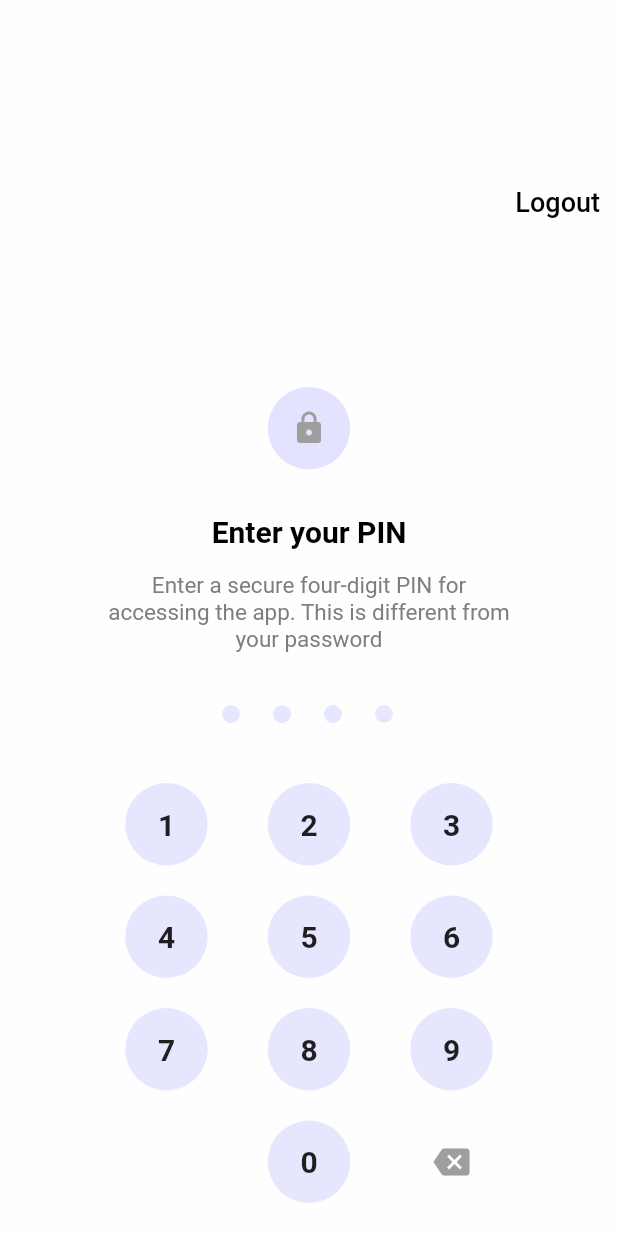
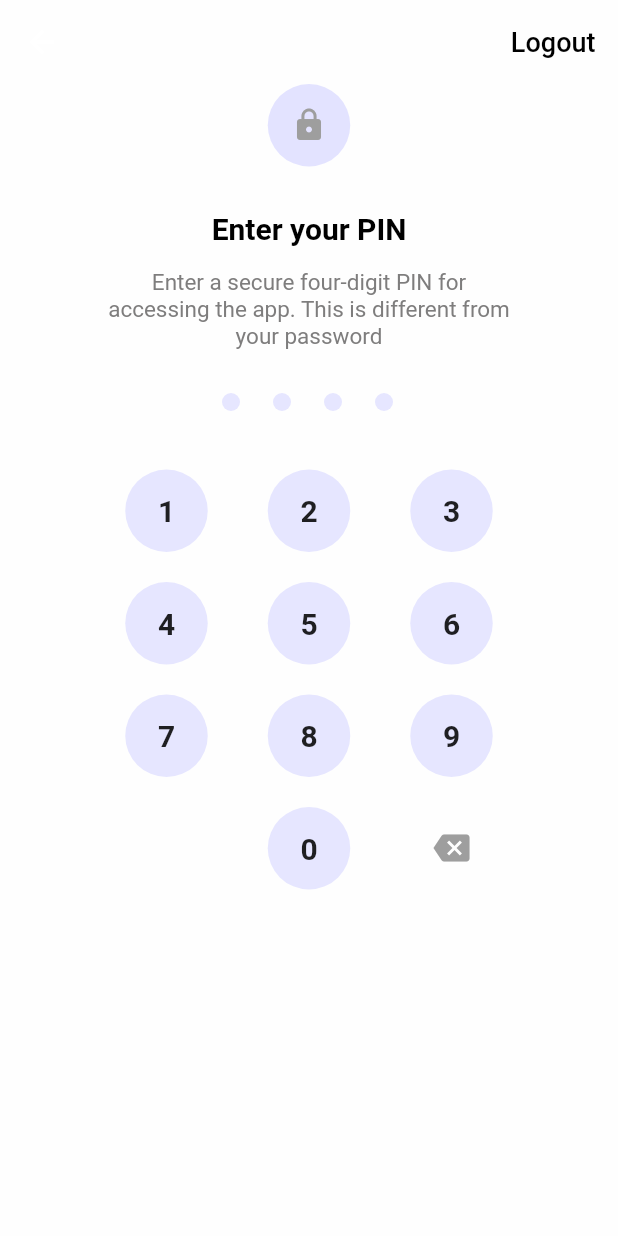
Before and after one commit to TonyoGodson/MyPaydayApp, a Flutter app: the PinScreen screen opened directly, on a phone screen of 412 x 824 dp. Run offline on Flutter 3.47's test engine with Material 2 defaults, Android fonts, the phone set to English and light mode, and no system bars.

Commit message:
pinscreen widgets layout adjusted

```diff
--- a/lib/app_screens/pin_screen.dart
+++ b/lib/app_screens/pin_screen.dart
@@ -6,30 +6,35 @@ class PinScreen extends StatelessWidget {
   @override
   Widget build(BuildContext context) {
     return Scaffold(
+      appBar: AppBar(actions: const [Align(
+          alignment: Alignment.centerLeft,
+          child: Padding(
+            padding: EdgeInsets.only(right: 15),
+              child: PinpadLogoutText()))],
+          backgroundColor: Colors.white70,
+        elevation: 0,
+      ),
         body: Center(
             child: Container(
-                padding: EdgeInsets.all(12.0),
+                padding: const EdgeInsets.fromLTRB(12.0, 0.0, 12.0, 12.0),
                 alignment: Alignment.center,
                 color: Colors.white70,
                 child: Column(children: [
-                Expanded(child: Align(
-                    alignment: Alignment.centerRight,
-                    child: PinpadLogoutText(),)),
                   Stack(
                     children: [
                       Container(
                         width: 55,
                         height: 55,
-                        margin: EdgeInsets.only(left: 20.0, top: 0.0, right: 20.0, bottom: 10.0),
+                        margin: const EdgeInsets.only(left: 20.0, top: 0.0, right: 20.0, bottom: 10.0),
                         decoration: BoxDecoration(
                           shape: BoxShape.circle,
-                          color: Color(0xffE3E3FF),
+                          color: const Color(0xffE3E3FF),
                           border: Border.all(
                             color: Colors.transparent,
                             width: 2.0,
                           ),
                         ),
-                        child: Align(
+                        child: const Align(
                             alignment: Alignment.center,
                             child: Icon(
                               Icons.lock,
--- a/lib/widgets/Texts.dart
+++ b/lib/widgets/Texts.dart
@@ -446,11 +446,11 @@ class RememberPasswordText extends StatelessWidget{
     return Align(
         alignment: Alignment.topLeft,
         child: Container(
-            margin: EdgeInsets.only(top: 7.0),
+            margin: const EdgeInsets.only(top: 7.0),
             child: Column(children: [
               Row(
                   children: [
-                    Text(
+                    const Text(
                       "Remember password? ",
                       style: TextStyle(
                         fontWeight: FontWeight.w400,
@@ -470,7 +470,7 @@ class RememberPasswordText extends StatelessWidget{
               },
               child:
 
-              Text("Back to Login",
+              const Text("Back to Login",
                       style: TextStyle(
                         fontWeight: FontWeight.w400,
                         fontSize: 15.0,
@@ -487,7 +487,7 @@ class RememberPasswordText extends StatelessWidget{
 class EnterASecurePin extends StatelessWidget{
   @override
   Widget build(BuildContext context) {
-    return Center(
+    return const Center(
            child: Column(children: [Padding( padding: EdgeInsets.only(top: 20.0),
                      child: Text(
                       "Enter your PIN",
@@ -512,9 +512,11 @@ class EnterASecurePin extends StatelessWidget{
 }
 
 class PinpadLogoutText extends StatelessWidget{
+  const PinpadLogoutText({super.key});
+
   @override
   Widget build(BuildContext context) {
-    return Text("Logout",
+    return const Text("Logout",
       textAlign: TextAlign.end,
       style: TextStyle(color: Colors.black, fontSize: 18.0, fontWeight: FontWeight.w500),);
   }
--- a/lib/widgets/buttons.dart
+++ b/lib/widgets/buttons.dart
@@ -239,14 +239,18 @@ class  _PinPadState extends State< PinpPad> {
   Widget build(BuildContext context) {
     return Container(child:
       Column(children: [
-        Row(mainAxisAlignment: MainAxisAlignment.center,
+        Container(
+          width: MediaQuery.of(context).size.width * .6,
+          height: 70,
+          padding: EdgeInsets.zero,
+          child: Row(mainAxisAlignment: MainAxisAlignment.center,
             children: [
               Stack(
                 children: [
                   Container(
-                  width: 12,
-                  height: 12,
-                  margin: const EdgeInsets.only(left: 10.0, top: 35.0, right: 12.0, bottom: 30.0),
+                    width: value.isNotEmpty ? 20 : 12,
+                    height: value.isNotEmpty ? 20: 12,
+                    margin: const EdgeInsets.only(left: 10.0, top: 0.0, right: 12.0, bottom: 0.0),
                     decoration: BoxDecoration(
                       shape: BoxShape.circle,
                       color:  value.isNotEmpty ? Colors.green : const Color(0xE5E3E3FF),
@@ -261,9 +265,9 @@ class  _PinPadState extends State< PinpPad> {
               Stack(
                 children: [
                   Container(
-                  width: 12,
-                  height: 12,
-                  margin: const EdgeInsets.only(left: 10.0, top: 35.0, right: 12.0, bottom: 30.0),
+                    width: value.length > 1 ? 20 : 12,
+                    height: value.length > 1 ? 20: 12,
+                    margin: const EdgeInsets.only(left: 10.0, top: 0.0, right: 12.0, bottom: 0.0),
                     decoration: BoxDecoration(
                       shape: BoxShape.circle,
                       color: value.length > 1 ? Colors.green : const Color(0xE5E3E3FF),
@@ -278,9 +282,9 @@ class  _PinPadState extends State< PinpPad> {
               Stack(
                 children: [
                   Container(
-                  width: 12,
-                  height: 12,
-                  margin: const EdgeInsets.only(left: 10.0, top: 35.0, right: 12.0, bottom: 30.0),
+                    width: value.length > 2 ? 20 : 12,
+                    height: value.length > 2  ? 20: 12,
+                    margin: const EdgeInsets.only(left: 10.0, top: 0.0, right: 12.0, bottom: 0.0),
                     decoration: BoxDecoration(
                       shape: BoxShape.circle,
                       color: value.length > 2 ? Colors.green : const Color(0xE5E3E3FF),
@@ -295,9 +299,9 @@ class  _PinPadState extends State< PinpPad> {
               Stack(
                 children: [
                   Container(
-                  width: 12,
-                  height: 12,
-                  margin: const EdgeInsets.only(left: 10.0, top: 35.0, right: 12.0, bottom: 30.0),
+                    width: value.length > 3 ? 20 : 12,
+                    height: value.length > 3  ? 20: 12,
+                    margin: const EdgeInsets.only(left: 10.0, top: 0.0, right: 12.0, bottom: 0.0),
                     decoration: BoxDecoration(
                       shape: BoxShape.circle,
                       color: value.length > 3 ? Colors.green : const Color(0xE5E3E3FF),
@@ -310,6 +314,7 @@ class  _PinPadState extends State< PinpPad> {
                 ],
               ),
             ],),
+        ),
 // =================Buttons 1, 2, 3======================
         Row(mainAxisAlignment: MainAxisAlignment.center,
           children: [
```
Lines whose indentation alone changed are shown as unchanged.
